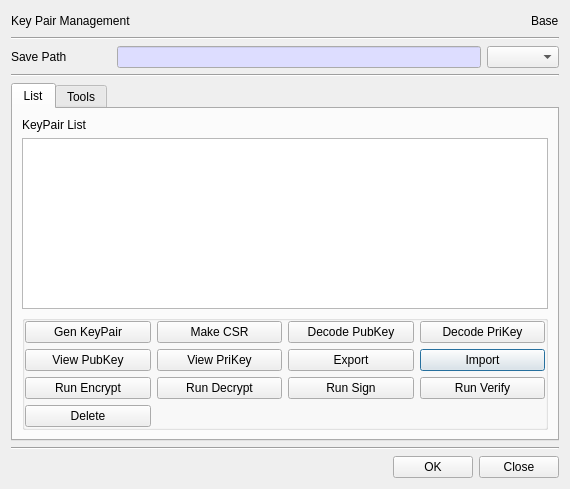
Qt form BerEditor/key_pair_man_dlg.ui (jykim74/BerEditor) before a commit.
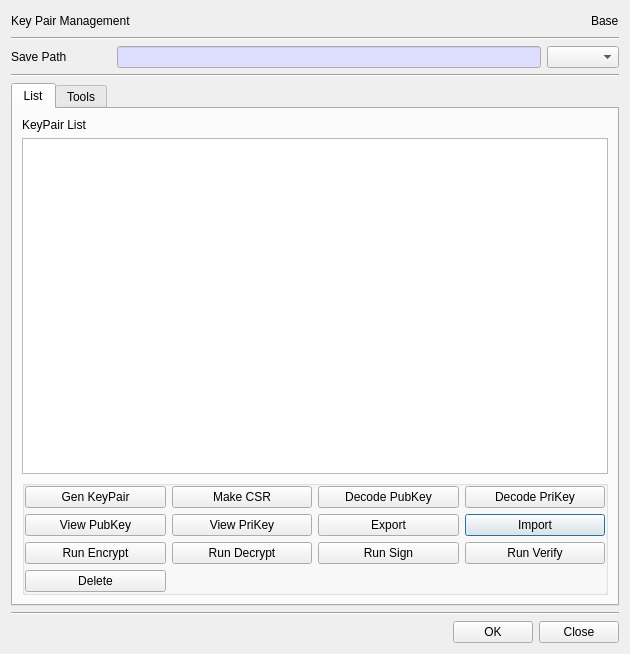
The same form after that commit. The open tabs and pages were chosen to show the change.

Patch:
```diff
--- a/BerEditor/key_pair_man_dlg.ui
+++ b/BerEditor/key_pair_man_dlg.ui
@@ -6,8 +6,8 @@
    <rect>
     <x>0</x>
     <y>0</y>
-    <width>570</width>
-    <height>489</height>
+    <width>630</width>
+    <height>654</height>
    </rect>
   </property>
   <property name="windowTitle">
@@ -143,7 +143,7 @@
         <widget class="QTableWidget" name="mKeyPairTable">
          <property name="minimumSize">
           <size>
-           <width>500</width>
+           <width>560</width>
            <height>0</height>
           </size>
          </property>
```
Left out of the diff: 2 changed lines with no effect on the pictures.
